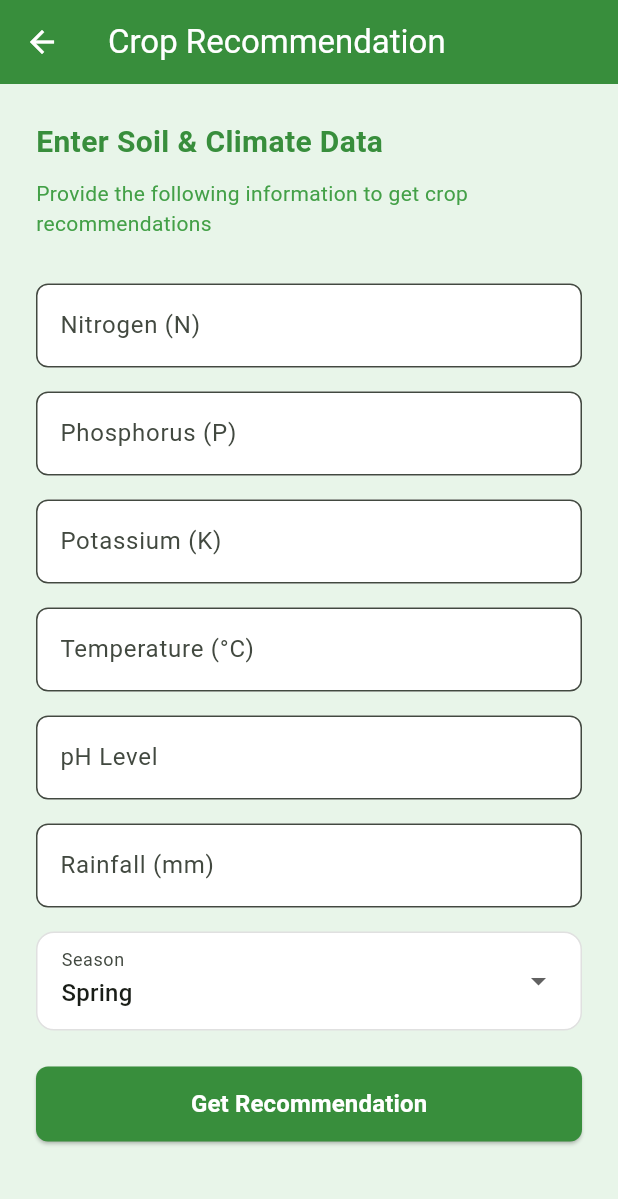
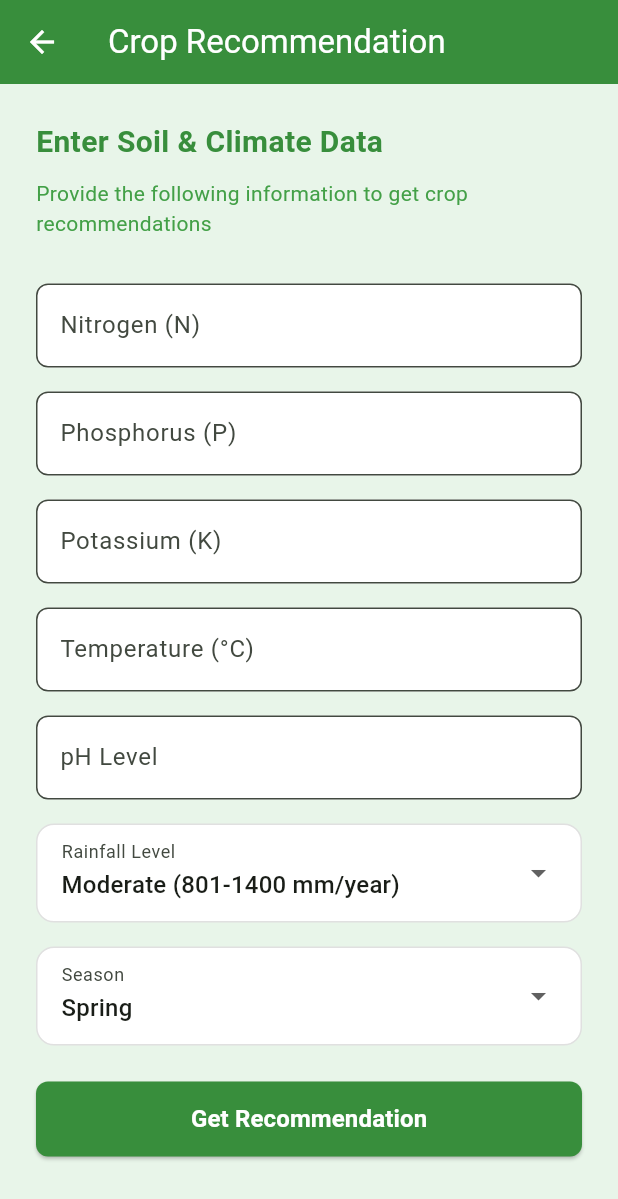
Before and after one commit to manira-mahat/AgriNova, a Flutter app: the CropRecommendScreen screen opened directly, on a phone screen of 412 x 824 dp. Shown: the top 1199 px of the screen. Run offline on Flutter 3.47's test engine with Material 3 defaults, Android fonts, the phone set to English and light mode, and no system bars; our stand-ins replace flutter_map, geocoding, latlong2, shared_preferences; accounts and stored records are empty.

Commit message:
Enhance crop recommendation screen with rainfall level selection; remove direct rainfall input and implement dropdown for better user experience.

```diff
--- a/agri_flutter/lib/screens/crop_recommend_screen.dart
+++ b/agri_flutter/lib/screens/crop_recommend_screen.dart
@@ -27,7 +27,6 @@ class _CropRecommendScreenState extends State<CropRecommendScreen> {
   final _potassiumFocusNode = FocusNode();
   final _temperatureFocusNode = FocusNode();
   final _phFocusNode = FocusNode();
-  final _rainfallFocusNode = FocusNode();
   final List<TextInputFormatter> _numericInputFormatters = [
     FilteringTextInputFormatter.allow(RegExp(r'[0-9.]')),
   ];
@@ -35,6 +34,14 @@ class _CropRecommendScreenState extends State<CropRecommendScreen> {
 
   String _selectedSeason = 'Spring';
   final List<String> _seasons = ['Spring', 'Summer', 'Autumn', 'Winter'];
+  String _selectedRainfallLevel = 'Moderate';
+  final Map<String, (double min, double max, double suggested)>
+  _rainfallLevels = {
+    'Low': (0, 800, 500),
+    'Moderate': (801, 1400, 1100),
+    'High': (1401, 2200, 1800),
+    'Very High': (2201, 3500, 2600),
+  };
 
   Widget _buildGuideChip({required IconData icon, required String text}) {
     return Container(
@@ -128,6 +135,28 @@ class _CropRecommendScreenState extends State<CropRecommendScreen> {
   }
 
   @override
+  void initState() {
+    super.initState();
+    _applyRainfallLevel(_selectedRainfallLevel);
+  }
+
+  void _applyRainfallLevel(String level) {
+    final range = _rainfallLevels[level];
+    if (range == null) {
+      return;
+    }
+    _rainfallController.text = range.$3.toStringAsFixed(0);
+  }
+
+  String _rainfallRangeLabel(String level) {
+    final range = _rainfallLevels[level];
+    if (range == null) {
+      return '';
+    }
+    return '${range.$1.toStringAsFixed(0)}-${range.$2.toStringAsFixed(0)} mm/year';
+  }
+
+  @override
   void dispose() {
     _nitrogenController.dispose();
     _phosphorusController.dispose();
@@ -140,7 +169,6 @@ class _CropRecommendScreenState extends State<CropRecommendScreen> {
     _potassiumFocusNode.dispose();
     _temperatureFocusNode.dispose();
     _phFocusNode.dispose();
-    _rainfallFocusNode.dispose();
     super.dispose();
   }
 
@@ -335,26 +363,38 @@ class _CropRecommendScreenState extends State<CropRecommendScreen> {
                 ),
                 const SizedBox(height: 16),
 
-                // Rainfall
-                CustomTextField(
-                  label: 'Rainfall (mm)',
-                  controller: _rainfallController,
-                  focusNode: _rainfallFocusNode,
-                  keyboardType: const TextInputType.numberWithOptions(
-                    decimal: true,
+                Container(
+                  padding: const EdgeInsets.symmetric(
+                    horizontal: 16,
+                    vertical: 4,
                   ),
-                  validator: (value) => _validateNumericField(
-                    value,
-                    field: 'Rainfall',
-                    min: 0,
-                    unit: 'mm/year',
+                  decoration: BoxDecoration(
+                    color: Colors.white,
+                    borderRadius: BorderRadius.circular(12),
+                    border: Border.all(color: Colors.grey[300]!),
                   ),
-                  inputFormatters: _numericInputFormatters,
-                  textInputAction: TextInputAction.next,
-                ),
-                _buildGuideOnFocus(
-                  focusNode: _rainfallFocusNode,
-                  child: _buildRangeUnitGuide(range: '>= 0', unit: 'mm/year'),
+                  child: DropdownButtonFormField<String>(
+                    value: _selectedRainfallLevel,
+                    decoration: const InputDecoration(
+                      labelText: 'Rainfall Level',
+                      border: InputBorder.none,
+                    ),
+                    items: _rainfallLevels.keys.map((level) {
+                      return DropdownMenuItem(
+                        value: level,
+                        child: Text('$level (${_rainfallRangeLabel(level)})'),
+                      );
+                    }).toList(),
+                    onChanged: (value) {
+                      if (value == null) {
+                        return;
+                      }
+                      setState(() {
+                        _selectedRainfallLevel = value;
+                        _applyRainfallLevel(value);
+                      });
+                    },
+                  ),
                 ),
                 const SizedBox(height: 16),
 
```
Also changed, not shown: agri_flutter/lib/screens/market_finder_screen.dart (+64 -3 lines), 1 other file.
